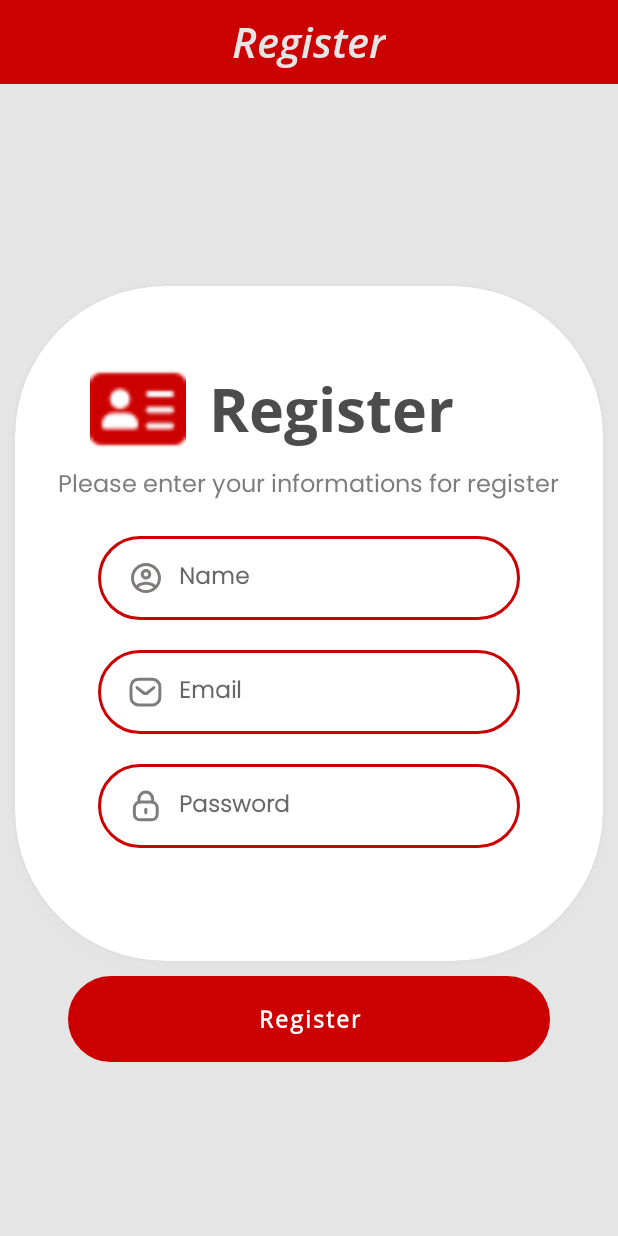
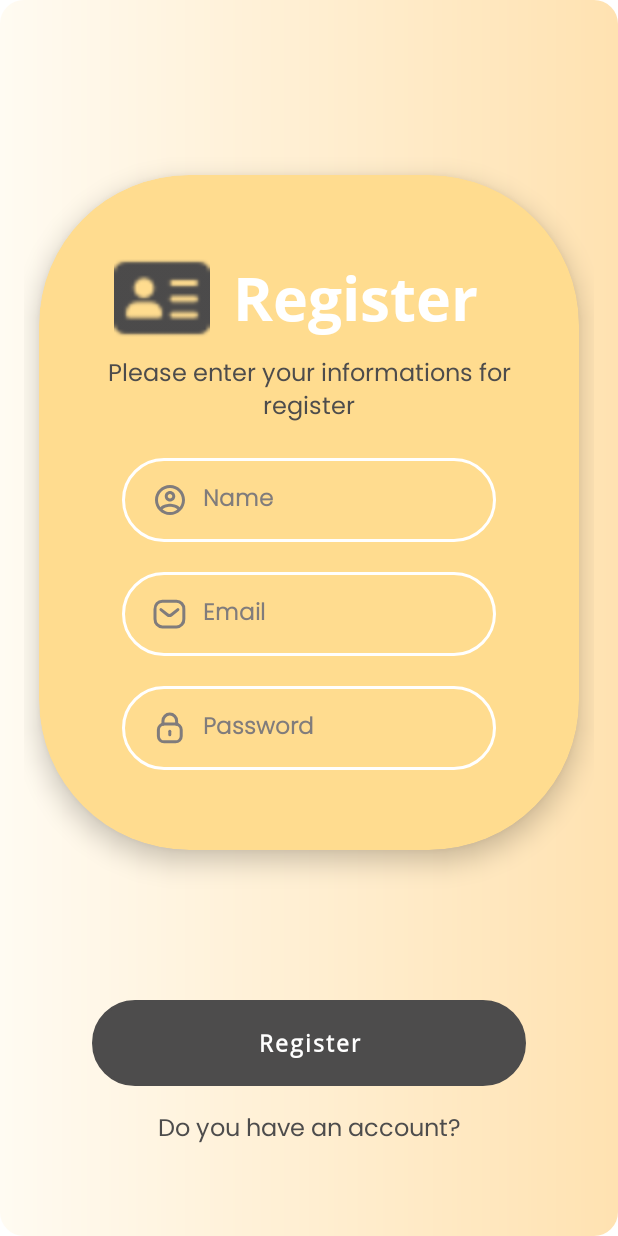
Before and after one commit to Yemeksepeti-Mobil-Android-Bootcamp/NilayFatmaYildizGraduationProject, an Android app: the RegisterFragment screen opened through its navigation route, on a phone screen of 412 x 824 dp. Run offline under Robolectric (Android 15) with nearby library versions, the phone set to English and light mode, and no system bars; our stand-ins replace Dagger/Hilt's generated code, navigation-ui.

Commit message:
Order List Screen added, made some changes in design

```diff
--- a/app/src/main/java/com/example/foodorderingapplication/ui/mealDetail/MealDetailFragment.kt
+++ b/app/src/main/java/com/example/foodorderingapplication/ui/mealDetail/MealDetailFragment.kt
@@ -27,7 +27,6 @@ class MealDetailFragment : Fragment() {
     private val args: MealDetailFragmentArgs by navArgs()
     private val viewModel: MealDetailsViewModel by viewModels()
     private lateinit var _binding: FragmentMealDetailBinding
-    // private var adapter: MealIngredientsAdapter = MealIngredientsAdapter()
     override fun onCreateView(
         inflater: LayoutInflater, container: ViewGroup?,
         savedInstanceState: Bundle?
@@ -115,7 +114,9 @@ class MealDetailFragment : Fragment() {
                     Resource.Status.SUCCESS -> {
                         setLoading(false)
                         _binding.ingredientsRecyclerView.show()
-                        //findNavController().navigate(MealDetailFragmentDirections.actionMealDetailFragmentToRestaurantListFragment())
+                        val action =
+                            MealDetailFragmentDirections.actionMealDetailFragmentToOrderFragment()
+                            findNavController().navigate(action)
 
                     }
                     Resource.Status.ERROR -> {
--- a/app/src/main/java/com/example/foodorderingapplication/ui/register/RegisterFragment.kt
+++ b/app/src/main/java/com/example/foodorderingapplication/ui/register/RegisterFragment.kt
@@ -61,6 +61,11 @@ class RegisterFragment : Fragment() {
 
                     })
         }
+        _binding.textViewHaveAnAccount.setOnClickListener {
+            val action =
+                RegisterFragmentDirections.actionRegisterFragmentToLoginFragment()
+            findNavController().navigate(action)
+        }
     }
 
 }
--- /dev/null
+++ b/app/src/main/res/drawable/background_color.xml
@@ -0,0 +1,9 @@
+<?xml version="1.0" encoding="utf-8"?>
+<shape xmlns:android="http://schemas.android.com/apk/res/android"
+    android:shape="rectangle">
+    <corners android:radius="16dp"/>
+
+    <gradient
+        android:startColor="#FFFBF2"
+        android:endColor="#FFE2B1" />
+</shape>
--- a/app/src/main/res/drawable/bottom_nav_color.xml
+++ b/app/src/main/res/drawable/bottom_nav_color.xml
@@ -1,5 +1,5 @@
 <?xml version="1.0" encoding="utf-8"?>
 <selector xmlns:android="http://schemas.android.com/apk/res/android">
-    <item android:state_checked="true" android:color="@color/red" />
+    <item android:state_checked="true" android:color="@color/yellow" />
     <item android:color="@color/text"  />
 </selector>
--- a/app/src/main/res/drawable/et_border.xml
+++ b/app/src/main/res/drawable/et_border.xml
@@ -3,6 +3,6 @@
     <stroke
         android:width="2dp"
 
-        android:color="@color/red" />
+        android:color="@color/white" />
     <corners android:radius="30dp" />
 </shape>
--- a/app/src/main/res/layout/fragment_register.xml
+++ b/app/src/main/res/layout/fragment_register.xml
@@ -4,33 +4,9 @@
     xmlns:tools="http://schemas.android.com/tools"
     android:layout_width="match_parent"
     android:layout_height="match_parent"
-    android:background="@color/background"
+    android:background="@drawable/background_color"
+    android:padding="16dp"
     tools:context=".ui.login.LoginFragment">
-
-    <com.google.android.material.appbar.MaterialToolbar
-        android:id="@+id/topAppBar"
-        android:layout_width="match_parent"
-        android:layout_height="wrap_content"
-        android:background="@color/red"
-        app:layout_constraintEnd_toEndOf="parent"
-        app:layout_constraintHorizontal_bias="0.0"
-        app:layout_constraintStart_toStartOf="parent"
-        app:layout_constraintTop_toTopOf="parent"
-        app:menu="@menu/top_app_bar"
-        app:titleTextColor="@color/white">
-
-        <TextView
-            android:id="@+id/textViewAppName"
-            android:layout_width="wrap_content"
-            android:layout_height="wrap_content"
-            android:layout_gravity="center"
-            android:fontFamily="@font/open_sans_semi_bold_italic"
-            android:padding="5dp"
-            android:text="@string/register"
-            android:textColor="@color/background"
-            android:textSize="28sp" />
-
-    </com.google.android.material.appbar.MaterialToolbar>
 
     <androidx.cardview.widget.CardView
         android:id="@+id/itemFoodCardView"
@@ -41,14 +17,15 @@
         android:layout_marginStart="24dp"
         android:layout_marginEnd="24dp"
         android:layout_marginBottom="60dp"
-        android:backgroundTint="@color/white"
+        android:backgroundTint="@color/card_background"
         app:cardCornerRadius="100dp"
         app:cardElevation="10dp"
         app:contentPadding="20dp"
         app:layout_constraintBottom_toTopOf="@+id/buttonRegister"
         app:layout_constraintEnd_toEndOf="parent"
         app:layout_constraintHorizontal_bias="0.275"
-        app:layout_constraintStart_toStartOf="parent">
+        app:layout_constraintStart_toStartOf="parent"
+        app:layout_constraintTop_toTopOf="parent">
 
         <LinearLayout
             android:id="@+id/linearLayoutRegisterTitle"
@@ -62,7 +39,7 @@
                 android:layout_width="64dp"
                 android:layout_height="64dp"
                 android:layout_marginLeft="30dp"
-                android:src="@drawable/register_card"/>
+                android:src="@drawable/register_card" />
 
             <TextView
                 android:id="@+id/textRegister"
@@ -72,7 +49,7 @@
                 android:layout_marginLeft="15dp"
                 android:fontFamily="@font/open_sans_bold"
                 android:text="@string/register"
-                android:textColor="@color/text"
+                android:textColor="@color/white"
                 android:textSize="40sp" />
         </LinearLayout>
 
@@ -90,7 +67,8 @@
                 android:layout_marginTop="100dp"
                 android:fontFamily="@font/poppins_regular"
                 android:text="@string/please_enter_your_informations_for_register"
-                android:textColor="@color/text2"
+                android:textAlignment="center"
+                android:textColor="@color/text"
                 android:textSize="16sp" />
 
             <EditText
@@ -110,6 +88,7 @@
                 android:padding="15dp"
                 android:paddingStart="20dp"
                 android:paddingEnd="20dp"
+                android:textColorHint="@color/text2"
                 android:textSize="15sp"
                 android:textStyle="bold"
                 app:layout_constraintEnd_toEndOf="parent"
@@ -134,6 +113,7 @@
                 android:padding="15dp"
                 android:paddingStart="20dp"
                 android:paddingEnd="20dp"
+                android:textColorHint="@color/text2"
                 android:textSize="15sp"
                 android:textStyle="bold"
                 app:layout_constraintEnd_toEndOf="parent"
@@ -158,6 +138,7 @@
                 android:padding="15dp"
                 android:paddingStart="20dp"
                 android:paddingEnd="20dp"
+                android:textColorHint="@color/text2"
                 android:textSize="15sp"
                 android:textStyle="bold"
                 app:layout_constraintEnd_toEndOf="parent"
@@ -169,13 +150,28 @@
 
     </androidx.cardview.widget.CardView>
 
+    <TextView
+        android:id="@+id/textViewHaveAnAccount"
+        android:layout_width="wrap_content"
+        android:layout_height="wrap_content"
+        android:layout_gravity="center"
+        android:layout_marginTop="16dp"
+        android:fontFamily="@font/poppins_regular"
+        android:text="Do you have an account?"
+        android:textAlignment="center"
+        android:textColor="@color/text"
+        android:textSize="16sp"
+        app:layout_constraintEnd_toEndOf="parent"
+        app:layout_constraintStart_toStartOf="parent"
+        app:layout_constraintTop_toBottomOf="@+id/buttonRegister" />
+
     <Button
         android:id="@+id/buttonRegister"
         android:layout_width="match_parent"
         android:layout_height="wrap_content"
         android:layout_marginStart="45dp"
         android:layout_marginEnd="45dp"
-        android:layout_marginBottom="116dp"
+        android:layout_marginBottom="84dp"
         android:background="@drawable/et_border"
         android:fontFamily="@font/open_sans_regular"
         android:padding="12dp"
@@ -184,10 +180,10 @@
         android:textColor="@color/white"
         android:textSize="15sp"
         android:textStyle="bold"
-        app:backgroundTint="@color/red"
+        app:backgroundTint="@color/text"
         app:layout_constraintBottom_toBottomOf="parent"
         app:layout_constraintEnd_toEndOf="parent"
-        app:layout_constraintHorizontal_bias="1.0"
+        app:layout_constraintHorizontal_bias="0.483"
         app:layout_constraintStart_toStartOf="parent" />
 
     <ProgressBar
--- a/app/src/main/res/layout/fragment_restaurant_detail.xml
+++ b/app/src/main/res/layout/fragment_restaurant_detail.xml
@@ -43,7 +43,6 @@
         android:layout_gravity="center_horizontal"
         android:layout_margin="10dp"
         android:layout_marginTop="16dp"
-        android:background="@color/background1"
         app:cardCornerRadius="20dp"
         app:cardElevation="10dp"
         app:contentPadding="5dp"
--- a/app/src/main/res/layout/fragment_splash.xml
+++ b/app/src/main/res/layout/fragment_splash.xml
@@ -31,7 +31,7 @@
         android:text="Foodizone"
         android:textAlignment="center"
         android:textAllCaps="false"
-        android:textColor="@color/red"
+        android:textColor="@color/yellow"
         android:textSize="50sp"
         android:textStyle="bold"
         app:layout_constraintEnd_toEndOf="parent"
--- a/app/src/main/res/menu/bottom_navigation_menu.xml
+++ b/app/src/main/res/menu/bottom_navigation_menu.xml
@@ -11,7 +11,7 @@
         android:icon="@drawable/search"
         android:title="Search"/>
     <item
-        android:id="@+id/basketFragment"
+        android:id="@+id/orderFragment"
         android:enabled="true"
         android:icon="@drawable/basket"
         android:title="My Basket"/>
--- a/app/src/main/res/navigation/app_flow.xml
+++ b/app/src/main/res/navigation/app_flow.xml
@@ -3,7 +3,7 @@
     xmlns:app="http://schemas.android.com/apk/res-auto"
     xmlns:tools="http://schemas.android.com/tools"
     android:id="@+id/navigation"
-    app:startDestination="@id/loginFragment">
+    app:startDestination="@id/splashFragment">
 
     <fragment
         android:id="@+id/splashFragment"
@@ -67,6 +67,9 @@
         <argument
             android:name="restaurantId"
             app:argType="string" />
+        <action
+            android:id="@+id/action_mealDetailFragment_to_orderFragment"
+            app:destination="@id/orderFragment" />
     </fragment>
     <fragment
         android:id="@+id/loginFragment"
@@ -89,4 +92,9 @@
             android:id="@+id/action_registerFragment_to_loginFragment"
             app:destination="@id/loginFragment" />
     </fragment>
+    <fragment
+        android:id="@+id/orderFragment"
+        android:name="com.example.foodorderingapplication.ui.orders.OrderFragment"
+        android:label="fragment_order"
+        tools:layout="@layout/fragment_order" />
 </navigation>
--- a/app/src/main/res/values/colors.xml
+++ b/app/src/main/res/values/colors.xml
@@ -5,10 +5,10 @@
     <color name="purple_700">#FF3700B3</color>
     <color name="teal_200">#FF03DAC5</color>
     <color name="teal_700">#FF018786</color>
-    <color name="yellow">#FFD740</color>
+    <color name="yellow">#FDD835</color>
     <color name="orange">#FF6E40</color>
     <color name="red">#CC0000</color>
-    <color name="background1">#FFE1AF</color>
+    <color name="card_background">#FFDC8F</color>
     <color name="backgroundOnboarding">#FBE9BB</color>
     <color name="text">#4D4C4C</color>
     <color name="text2">#807C7C</color>
```
Also changed, not shown: app/src/main/java/com/example/foodorderingapplication/ui/orders/OrderFragment.kt (added, +66 -0 lines), app/src/main/java/com/example/foodorderingapplication/ui/orders/OrderFragmentAdapter.kt (added, +53 -0 lines), app/src/main/java/com/example/foodorderingapplication/ui/orders/OrderFragmentViewModel.kt (added, +20 -0 lines), app/src/main/res/layout/fragment_login.xml (+19 -40 lines), app/src/main/res/layout/fragment_order.xml (added, +38 -0 lines), app/src/main/res/layout/item_order.xml (added, +139 -0 lines), app/src/main/res/drawable/login.png, app/src/main/res/drawable/login1.png, app/src/main/res/drawable/register_card.png.
